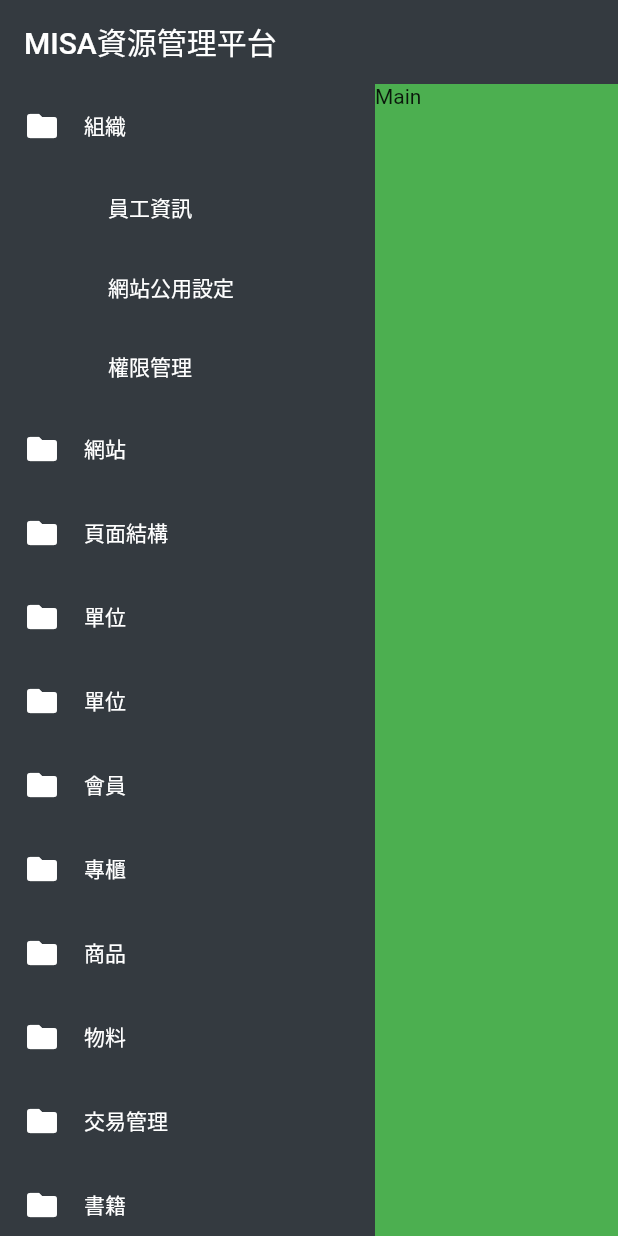
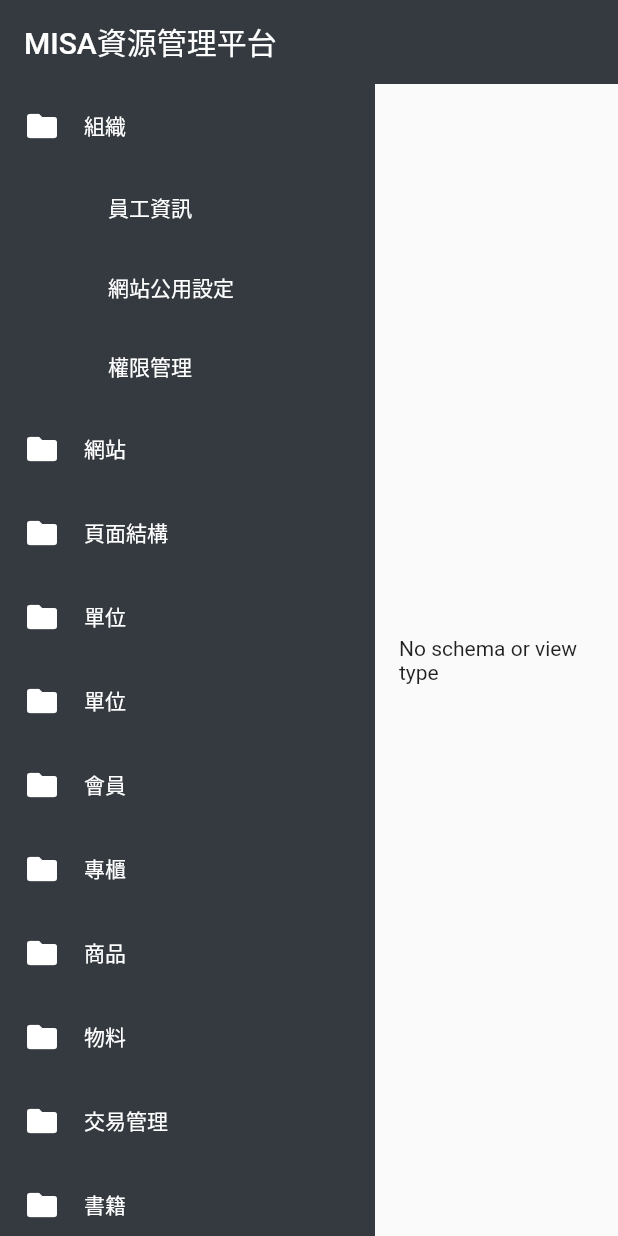
Before and after one commit to Aaron2963/misa_ui_flutter, a Flutter app: the screen it shows after launch, after a tap on "組織", on a phone screen of 412 x 824 dp. Run offline on Flutter 3.47's test engine with Material 2 defaults, Android fonts, the phone set to English and light mode, and no system bars.

Commit message:
新增 body 控制

```diff
--- a/lib/controller/menu_controller.dart
+++ b/lib/controller/menu_controller.dart
@@ -1,10 +1,14 @@
 import 'package:misa_ui_flutter/controller/mock/menu.dart';
+import 'package:misa_ui_flutter/controller/schema_controller.dart';
 import 'package:misa_ui_flutter/model/menu_item.dart';
+
+final SchemaController _schemaController = SchemaController();
 
 class MenuController {
   Future<List<MisaMenuItem>> get() async {
     //TODO: get menu from server
     Map<String, dynamic> menu = mockMenu; // demo
+    await _schemaController.setStorageFromMenu(menu);
     List<MisaMenuItem> result = [];
     for (String k in menu.keys) {
       if (menu[k].containsKey('items')) {
--- /dev/null
+++ b/lib/controller/schema_controller.dart
@@ -0,0 +1,39 @@
+import 'package:misa_ui_flutter/controller/mock/schema.dart';
+import 'package:misa_ui_flutter/model/page_schema.dart';
+
+class SchemaController {
+  Map<String, PageSchema> storage = {};
+
+  // singleton
+  static final SchemaController _instance = SchemaController._internal();
+  factory SchemaController() => _instance;
+  SchemaController._internal();
+
+  Future<bool> setStorageFromMenu(Map<String, dynamic> menu) async {
+    List queue = menu.values.toList();
+    while (queue.isNotEmpty) {
+      var item = queue.removeAt(0);
+      if (item.containsKey('items')) {
+        queue.addAll(item['items'].values);
+      }
+      if (item.containsKey('views')) {
+        for (var view in item['views']) {
+          await setStorage(view['schema']['\$ref']);
+        }
+      }
+    }
+    return true;
+  }
+
+  Future<bool> setStorage(String uri) async {
+    // TODO: get schema from server
+    storage[uri] = PageSchema.fromJson(mockSchema);
+    print('schema set: $uri : ${storage[uri]?.title ?? ''}');
+    return true;
+  }
+
+  PageSchema? getSchemaByUri(String uri) {
+    print('getSchemaByUri: $uri : ${storage[uri]?.title ?? ''}');
+    return storage[uri];
+  }
+}
--- a/lib/main.dart
+++ b/lib/main.dart
@@ -1,5 +1,6 @@
 import 'package:flutter/material.dart';
 import 'package:misa_ui_flutter/settings/misa_locale.dart';
+import 'package:misa_ui_flutter/view/body/body.dart';
 import 'package:provider/provider.dart';
 import 'package:misa_ui_flutter/settings/view_settings.dart';
 import 'package:misa_ui_flutter/view/main_menu/main_menu.dart';
@@ -10,6 +11,7 @@ void main() {
     MultiProvider(
       providers: [
         ChangeNotifierProvider(create: (_) => MisaLocale()),
+        ChangeNotifierProvider(create: (_) => BodyStateProvider()),
       ],
       child: const MyApp(),
     ),
@@ -56,8 +58,11 @@ class MainFrame extends StatelessWidget {
               Expanded(
                 child: Container(
                   height: constraints.maxHeight,
-                  color: Colors.green,
-                  child: const Text('Main'),
+                  padding: const EdgeInsets.all(16),
+                  child: Body(
+                    pageSchema: context.watch<BodyStateProvider>().pageSchema,
+                    viewType: context.watch<BodyStateProvider>().viewType,
+                  ),
                 ),
               ),
             ],
--- a/lib/model/json_schema/at_chain_element.dart
+++ b/lib/model/json_schema/at_chain_element.dart
@@ -18,7 +18,7 @@ class AtChainElement extends ObjectJsonSchema {
 
   factory AtChainElement.fromJson(Map<String, dynamic> json) {
     String title = '';
-      for (String k in json['properties']) {
+      for (String k in json['properties'].keys) {
         if (k == json['@id']) continue;
         title = k;
         break;
--- a/lib/model/menu_item.dart
+++ b/lib/model/menu_item.dart
@@ -1,4 +1,5 @@
 import 'package:flutter/material.dart';
+import 'package:misa_ui_flutter/controller/schema_controller.dart';
 import 'package:misa_ui_flutter/model/page_schema.dart';
 import 'package:misa_ui_flutter/settings/string_extension.dart';
 
@@ -9,6 +10,8 @@ enum MenuItemType { folder, view, hyperlink }
 enum HyperlinkTarget { blank, self, parent, top, iframe }
 
 enum ViewType { list, detail, form, album, queryList }
+
+final SchemaController _schemaController = SchemaController();
 
 enum ViewFeature {
   filter,
@@ -99,18 +102,14 @@ class ViewMenuItem extends MisaMenuItem {
   }) : super(type: MenuItemType.view);
 
   factory ViewMenuItem.fromJson(Map<String, dynamic> map, {String title = ''}) {
-    late final PageSchema schema;
     List<ViewFeature> features = [];
     map = map['views'][0];
     String viewType = map['type'][0].toLowerCase() + map['type'].substring(1);
     for (String feature in map['component']) {
       features.add(ViewFeature.values.byName(feature.toLowerCamelCase()));
     }
-    if (map.containsKey('pageSchema')) {
-      schema = PageSchema.fromJson(map['pageSchema']);
-    } else {
-      schema = PageSchema.blank();
-    }
+    PageSchema schema =
+        _schemaController.getSchemaByUri(map['schema']['\$ref']) ?? PageSchema.blank();
     return ViewMenuItem(
       title: title,
       url: title,
--- /dev/null
+++ b/lib/view/body/body.dart
@@ -0,0 +1,48 @@
+import 'package:flutter/material.dart';
+import 'package:misa_ui_flutter/model/page_schema.dart';
+import 'package:misa_ui_flutter/model/menu_item.dart';
+import 'package:misa_ui_flutter/settings/misa_locale.dart';
+import 'package:misa_ui_flutter/view/body/list_view_body.dart';
+import 'package:provider/provider.dart';
+
+class Body extends StatefulWidget {
+  final PageSchema? pageSchema;
+  final ViewType? viewType;
+  const Body({super.key, required this.pageSchema, required this.viewType});
+
+  @override
+  State<Body> createState() => _BodyState();
+}
+
+class _BodyState extends State<Body> {
+  @override
+  Widget build(BuildContext context) {
+    if (widget.pageSchema == null || widget.viewType == null) {
+      return const Center(
+        child: Text("No schema or view type"),
+      );
+    }
+    final MisaLocale locale = context.watch<MisaLocale>();
+    String title = locale.translate(context.watch<BodyStateProvider>().title);
+    return Column(
+      children: [
+        Text(title, style: Theme.of(context).textTheme.titleLarge),
+        const Divider(),
+        Expanded(child: ListViewBody(pageSchema: widget.pageSchema!)),
+      ],
+    );
+  }
+}
+
+class BodyStateProvider extends ChangeNotifier {
+  String title = '';
+  PageSchema? pageSchema;
+  ViewType? viewType;
+
+  void set({String? title, PageSchema? pageSchema, ViewType? viewType}) {
+    this.title = title ?? '';
+    this.pageSchema = pageSchema;
+    this.viewType = viewType;
+    notifyListeners();
+  }
+}
--- a/lib/view/main_menu/view_menu_item.dart
+++ b/lib/view/main_menu/view_menu_item.dart
@@ -1,6 +1,7 @@
 import 'package:flutter/material.dart';
 import 'package:misa_ui_flutter/model/menu_item.dart' as model;
 import 'package:misa_ui_flutter/settings/misa_locale.dart';
+import 'package:misa_ui_flutter/view/body/body.dart';
 import 'package:misa_ui_flutter/view/main_menu/main_menu.dart';
 import 'package:provider/provider.dart';
 
@@ -23,6 +24,11 @@ class _ViewMenuItemState extends State<ViewMenuItem> {
     return InkWell(
       onTap: () => setState(() {
         context.read<MainMenuStateProvider>().setActiveKey(widget.key, item);
+        context.read<BodyStateProvider>().set(
+              title: item.title,
+              pageSchema: item.pageSchema,
+              viewType: item.viewType,
+            );
       }),
       onHover: (value) => setState(() => isHovered = value),
       child: Column(
```
Also changed, not shown: lib/controller/mock/schema.dart (added, +149 -0 lines), lib/view/body/list_view_body.dart (added, +126 -0 lines).
